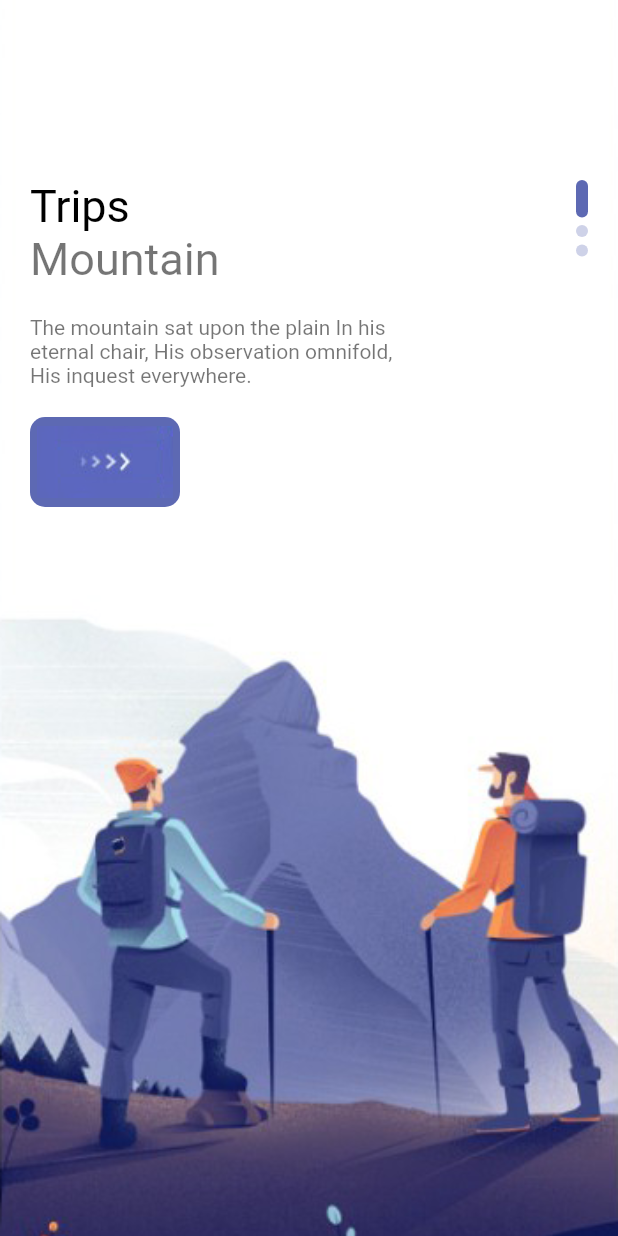
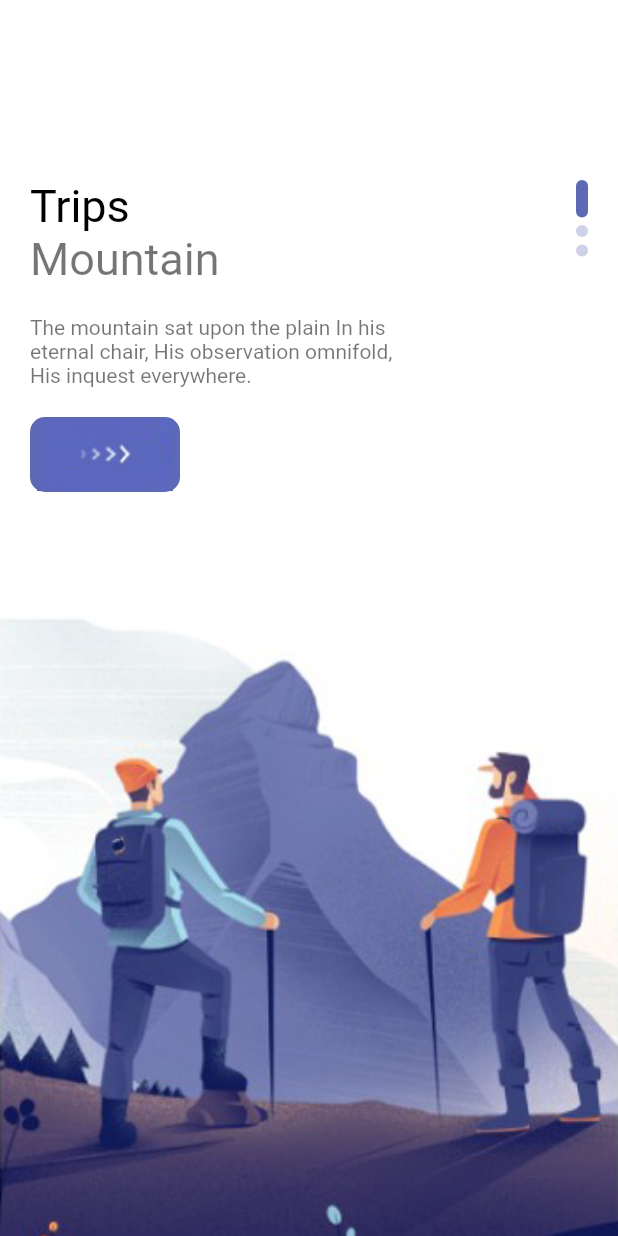
Before and after one commit to r-shafi/flutter_travel_app, a Flutter app: the screen it shows after launch, on a phone screen of 412 x 824 dp. Run offline on Flutter 3.47's test engine with Material 2 defaults, Android fonts, the phone set to English and light mode, and no system bars.

Commit message:
update responsive button

```diff
--- a/lib/widgets/responsive_button.dart
+++ b/lib/widgets/responsive_button.dart
@@ -2,25 +2,36 @@ import 'package:flutter/material.dart';
 import 'package:travel_app/configs/colors.dart';
 
 class ResponsiveButton extends StatelessWidget {
-  final bool isResponsive;
   final double width;
+  final String? text;
 
   const ResponsiveButton({
     Key? key,
-    this.isResponsive = false,
     required this.width,
+    this.text,
   }) : super(key: key);
 
   @override
   Widget build(BuildContext context) {
     return Container(
       width: width,
-      height: 60,
+      height: 50,
       decoration: BoxDecoration(
           borderRadius: BorderRadius.circular(10), color: AppColor.primary),
       child: Row(
-        mainAxisAlignment: MainAxisAlignment.center,
-        children: [Image.asset('assets/images/button-one.png')],
+        mainAxisAlignment: text != null
+            ? MainAxisAlignment.spaceAround
+            : MainAxisAlignment.center,
+        children: [
+          Text(
+            text != null ? text! : '',
+            style: TextStyle(
+              fontSize: 14,
+              color: Colors.white,
+            ),
+          ),
+          Image.asset('assets/images/button-one.png'),
+        ],
       ),
     );
   }
```
